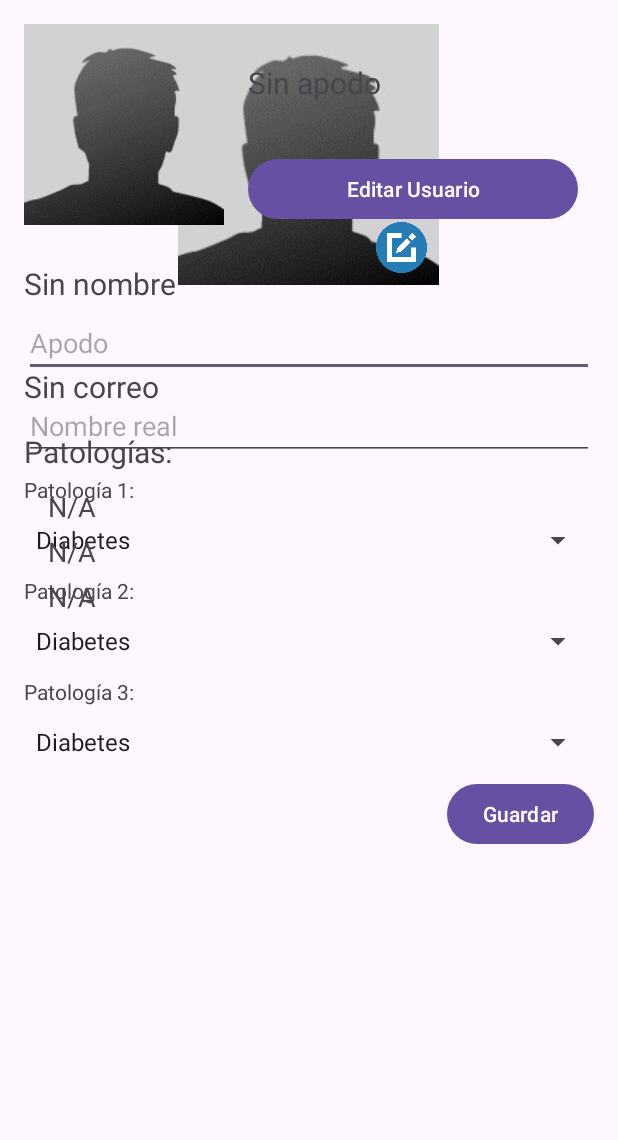
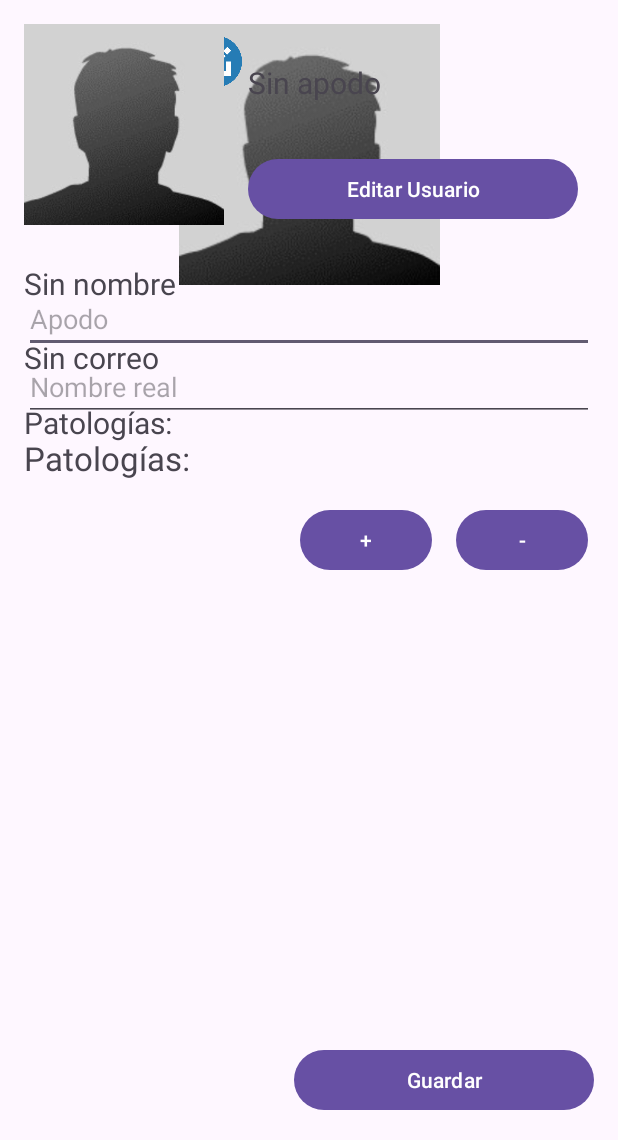
Before and after one commit to Pedro-C-M/MeetI-ill, an Android app: the fragment ProfileEditFragment placed in its activity, after a tap on "Perfil", on a phone screen of 412 x 824 dp, the part 96-1236 px from its top. Run offline under Robolectric (Android 15) with nearby library versions, the light colour scheme and no system bars; our stand-ins replace CircleImageView, Firebase (no records; nobody signed in at launch, a user with empty details on screens opened directly); pictures from the network do not load.

Commit message:
Ya funcionando las patologias y el usuario en sesion.

```diff
--- a/app/src/main/java/com/example/meet_ill/ProfileEditFragment.kt
+++ b/app/src/main/java/com/example/meet_ill/ProfileEditFragment.kt
@@ -13,8 +13,11 @@
 import android.widget.ArrayAdapter
 import android.widget.Button
 import android.widget.EditText
+import android.widget.LinearLayout
 import android.widget.Spinner
+import android.widget.TextView
 import android.widget.Toast
+import androidx.core.view.marginTop
 import androidx.navigation.fragment.findNavController
 import androidx.navigation.fragment.navArgs
 import com.example.meet_ill.databinding.FragmentEditProfileBinding
@@ -30,12 +33,15 @@
     private lateinit var imgProfile: ImageView
     private lateinit var etUsername: EditText
     private lateinit var etRealName: EditText
-    private lateinit var spnPatologia1: Spinner
-    private lateinit var spnPatologia2: Spinner
-    private lateinit var spnPatologia3: Spinner
     private lateinit var btnSave: Button
 
     private lateinit var selectedImageUri: Uri
+
+    private lateinit var btnAddSpinner: Button
+    private lateinit var btnRemoveSpinner: Button
+    private lateinit var spinnersContainer: LinearLayout
+    private val spinnerList = mutableListOf<Spinner>()
+
 
 
     override fun onCreateView(
@@ -49,23 +55,67 @@
         imgProfile = view.findViewById(R.id.imgProfile)
         etUsername = view.findViewById(R.id.etUsername)
         etRealName = view.findViewById(R.id.etRealName)
-        spnPatologia1 = view.findViewById(R.id.spnPatologia1)
-        spnPatologia2 = view.findViewById(R.id.spnPatologia2)
-        spnPatologia3 = view.findViewById(R.id.spnPatologia3)
         btnSave = view.findViewById(R.id.btnSave)
         imgProfile.setImageResource(R.drawable.default_profile_image)
+
+
+        spinnersContainer = view.findViewById(R.id.spinnersContainer)
+        btnAddSpinner = view.findViewById(R.id.btnAddSpinner)
+        btnRemoveSpinner = view.findViewById(R.id.btnRemoveSpinner)
+
+        btnAddSpinner.setOnClickListener {
+            if (spinnerList.size < 5) {
+                val newSpinner = createSpinner()
+                spinnerList.add(newSpinner)
+                spinnersContainer.addView(newSpinner)
+            }
+        }
+
+        btnRemoveSpinner.setOnClickListener {
+            if (spinnerList.size > 0) {
+                val lastSpinner = spinnerList.removeAt(spinnerList.size - 1)
+                spinnersContainer.removeView(lastSpinner)
+            }
+        }
 
         // Imagen de perfil (click para seleccionar)
         imgProfile.setOnClickListener {
             seleccionarImagen()
         }
 
-        // Rellenar spinners
-        rellenaPatologias()
-
         rellenaHints()
 
         return view
+    }
+
+    private fun createSpinner(): Spinner {
+        val patologias = listOf("Diabetes", "VIH", "Hipertensión", "Asma", "Artritis", "Epilepsia",
+            "Alzheimer", "Parkinson", "Esclerosis múltiple", "Cáncer", "Enfermedad cardíaca", "EPOC",
+            "Insuficiencia renal", "Fibromialgia", "Lupus", "Anemia", "Migraña", "Obesidad",
+            "Hipotiroidismo", "Alergias"
+        )
+        val spinner = Spinner(requireContext())
+        // Crear un ArrayAdapter con un TextView personalizado
+        val adapter = object : ArrayAdapter<String>(requireContext(), android.R.layout.simple_spinner_item, patologias) {
+            override fun getView(position: Int, convertView: android.view.View?, parent: android.view.ViewGroup): android.view.View {
+                val view = super.getView(position, convertView, parent)
+                val textView = view as TextView
+                textView.textSize = 19f // Establecer tamaño de texto a 16sp
+                textView.setPadding(20, 20, 20, 20)
+                return view
+            }
+
+            override fun getDropDownView(position: Int, convertView: android.view.View?, parent: android.view.ViewGroup): android.view.View {
+                val view = super.getDropDownView(position, convertView, parent)
+                val textView = view as TextView
+                textView.textSize = 25f // Establecer tamaño de texto a 16sp para el dropdown
+                return view
+            }
+        }
+
+        spinner.adapter = adapter
+
+        return spinner
     }
 
     private fun rellenaHints() {
@@ -123,24 +173,6 @@
         }
     }
 
-
-    private fun rellenaPatologias() {
-        val patologias = listOf("Diabetes", "VIH", "Hipertensión", "Asma", "Artritis", "Epilepsia",
-            "Alzheimer", "Parkinson", "Esclerosis múltiple", "Cáncer", "Enfermedad cardíaca", "EPOC",
-            "Insuficiencia renal", "Fibromialgia", "Lupus", "Anemia", "Migraña", "Obesidad",
-            "Hipotiroidismo", "Alergias"
-        )
-
-        // Configurar el ArrayAdapter
-        val adapter = ArrayAdapter(requireContext(), android.R.layout.simple_spinner_item, patologias)
-        adapter.setDropDownViewResource(android.R.layout.simple_spinner_dropdown_item)
-
-        // Asignar el adaptador al Spinner
-        spnPatologia1.adapter = adapter
-        spnPatologia2.adapter = adapter
-        spnPatologia3.adapter = adapter
-    }
-
     override fun onStart() {
         super.onStart()
 
@@ -167,20 +199,33 @@
                     updates["name"] = realName
                 }
 
-                val patologia1 = spnPatologia1.selectedItem.toString()
-                val patologia2 = spnPatologia2.selectedItem.toString()
-                val patologia3 = spnPatologia3.selectedItem.toString()
+                val patologiasSeleccionadas = mutableListOf<String>()
 
-                if (patologia1 != patologia2 && patologia1 != patologia3 && patologia2 != patologia3) {
-                    updates["patologia1"] = patologia1
-                    updates["patologia2"] = patologia2
-                    updates["patologia3"] = patologia3
+                for (spinner in spinnerList) {
+                    val selectedPatologia = spinner.selectedItem.toString()
+                    if (selectedPatologia.isNotEmpty()) {
+                        patologiasSeleccionadas.add(selectedPatologia)
+                    }
+                }
+
+                if (patologiasSeleccionadas.size == patologiasSeleccionadas.distinct().size) {
+                    for (i in 0 until 5) {
+                        if (i < patologiasSeleccionadas.size) {
+                            if (patologiasSeleccionadas[i].isNotEmpty()) {
+                                updates["patologia${i + 1}"] = patologiasSeleccionadas[i]
+                            } else {
+                                updates["patologia${i + 1}"] = ""
+                            }
+                        } else {
+                            updates["patologia${i + 1}"] = ""
+                        }
+                    }
                 } else {
                     Toast.makeText(requireContext(), "Las patologías no pueden repetirse", Toast.LENGTH_SHORT).show()
                     return@setOnClickListener
                 }
 
-                // Subir la imagen
+                // Subir la imagen. todo: lo quitamos por ahora
                 //uploadImage(userId)
 
                 // Si no hay nada que actualizar, no hacer nada
--- a/app/src/main/java/com/example/meet_ill/ProfileFragment.kt
+++ b/app/src/main/java/com/example/meet_ill/ProfileFragment.kt
@@ -9,6 +9,7 @@
 import android.view.ViewGroup
 import android.widget.TextView
 import android.widget.Button
+import android.widget.LinearLayout
 import android.widget.Toast
 import androidx.navigation.fragment.findNavController
 import androidx.navigation.fragment.navArgs
@@ -23,9 +24,6 @@
     private lateinit var tvUsername: TextView
     private lateinit var tvRealName: TextView
     private lateinit var tvCorreo: TextView
-    private lateinit var tvPatologia1: TextView
-    private lateinit var tvPatologia2: TextView
-    private lateinit var tvPatologia3: TextView
     private lateinit var btnEditUser: Button
 
     private val argumentos : ProfileFragmentArgs by navArgs()
@@ -42,9 +40,6 @@
         tvUsername = view.findViewById(R.id.tvUsername)
         tvRealName = view.findViewById(R.id.tvRealName)
         tvCorreo = view.findViewById(R.id.tvCorreo)
-        tvPatologia1 = view.findViewById(R.id.tvNombrePatologia1)
-        tvPatologia2 = view.findViewById(R.id.tvNombrePatologia2)
-        tvPatologia3 = view.findViewById(R.id.tvNombrePatologia3)
         btnEditUser = view.findViewById(R.id.btnEditUser)
 
 
@@ -59,10 +54,6 @@
         tvUsername.text=argumentos.usuario.nombreUsuario
         tvRealName.text=argumentos.usuario.nombreReal
         tvCorreo.text=argumentos.usuario.email
-        tvPatologia1.text=argumentos.usuario.patologia1
-        tvPatologia2.text=argumentos.usuario.patologia2
-        tvPatologia3.text=argumentos.usuario.patologia3
-
         imgProfile.setImageResource(R.drawable.default_profile_image)
     }
 
@@ -82,10 +73,27 @@
                         tvRealName.text = document.getString("name") ?: "Sin nombre"
                         tvCorreo.text = document.getString("email") ?: "Sin correo"
 
-                        // No hay campos específicos para patologías en tu estructura actual, se pueden dejar vacíos o manejar de otra forma
-                        tvPatologia1.text =  document.getString("patologia1") ?: "N/A"
-                        tvPatologia2.text =  document.getString("patologia2") ?: "N/A"
-                        tvPatologia3.text =  document.getString("patologia3") ?: "N/A"
+                        val patologias = listOf(
+                            document.getString("patologia1") ?: "",
+                            document.getString("patologia2") ?: "",
+                            document.getString("patologia3") ?: "",
+                            document.getString("patologia4") ?: "",
+                            document.getString("patologia5") ?: ""
+                        )
+
+                        val layoutPatologias = view?.findViewById<LinearLayout>(R.id.linearLayoutPatologias)
+                        layoutPatologias?.removeAllViews()
+
+                        for (patologia in patologias) {
+                            if (patologia.isNotEmpty()) {
+                                val textView = TextView(requireContext())
+                                textView.text = patologia
+                                textView.textSize = 18f // Establecer tamaño de texto
+                                textView.setPadding(0, 5, 0, 5) // Añadir algo de espacio entre patologías
+                                layoutPatologias?.addView(textView)
+                            }
+                        }
+
 
                         val imageUrl = ""
                         if (!imageUrl.isNullOrEmpty()) {
--- a/app/src/main/res/layout/fragment_edit_profile.xml
+++ b/app/src/main/res/layout/fragment_edit_profile.xml
@@ -1,18 +1,19 @@
 <?xml version="1.0" encoding="utf-8"?>
-<LinearLayout
-    xmlns:android="http://schemas.android.com/apk/res/android"
+<androidx.constraintlayout.widget.ConstraintLayout xmlns:android="http://schemas.android.com/apk/res/android"
     android:layout_width="match_parent"
     android:layout_height="match_parent"
-    android:orientation="vertical"
-    android:padding="16dp">
-
+    android:padding="16dp"
+    xmlns:app="http://schemas.android.com/apk/res-auto">
 
     <!-- Contenedor de la imagen de perfil y el icono de editar -->
     <FrameLayout
+        android:id="@+id/imgProfileContainer"
         android:layout_width="wrap_content"
         android:layout_height="wrap_content"
-        android:layout_gravity="center"
-        android:paddingBottom="16dp">
+        android:layout_marginBottom="16dp"
+        app:layout_constraintStart_toStartOf="parent"
+        app:layout_constraintEnd_toEndOf="parent"
+        app:layout_constraintTop_toTopOf="parent">
 
         <ImageView
             android:id="@+id/imgProfile"
@@ -24,63 +25,94 @@
             android:id="@+id/btnEditImage"
             android:layout_width="42dp"
             android:layout_height="42dp"
-            android:layout_gravity="bottom|end"
             android:layout_margin="4dp"
             android:background="?attr/selectableItemBackgroundBorderless"
             android:padding="4dp"
-            android:src="@drawable/ic_edit" />
+            android:src="@drawable/ic_edit"
+            app:layout_constraintBottom_toBottomOf="parent"
+            app:layout_constraintEnd_toEndOf="parent" />
     </FrameLayout>
 
-
+    <!-- Nombre de usuario -->
     <EditText
         android:id="@+id/etUsername"
+        android:layout_width="0dp"
+        android:layout_height="wrap_content"
+        android:layout_marginBottom="10dp"
+        android:hint="Nombre de usuario"
+        app:layout_constraintStart_toStartOf="parent"
+        app:layout_constraintEnd_toEndOf="parent"
+        app:layout_constraintTop_toBottomOf="@id/imgProfileContainer" />
+
+    <!-- Nombre completo -->
+    <EditText
+        android:id="@+id/etRealName"
+        android:layout_width="0dp"
+        android:layout_height="wrap_content"
+        android:layout_marginBottom="10dp"
+        android:hint="Nombre completo"
+        app:layout_constraintStart_toStartOf="parent"
+        app:layout_constraintEnd_toEndOf="parent"
+        app:layout_constraintTop_toBottomOf="@id/etUsername" />
+
+    <!-- Título "Patologías:" -->
+    <TextView
+        android:id="@+id/tvPatologias"
+        android:layout_width="0dp"
+        android:layout_height="wrap_content"
+        android:layout_marginTop="10dp"
+        android:layout_marginBottom="10dp"
+        android:textSize="22sp"
+        android:text="Patologías:"
+        app:layout_constraintStart_toStartOf="parent"
+        app:layout_constraintEnd_toEndOf="parent"
+        app:layout_constraintTop_toBottomOf="@id/etRealName" />
+
+    <!-- Contenedor para los Spinners -->
+    <LinearLayout
+        android:id="@+id/spinnersContainer"
         android:layout_width="match_parent"
         android:layout_height="wrap_content"
-        android:layout_marginBottom="10dp"
-        android:hint="Nombre de usuario" />
+        android:orientation="vertical"
+        android:layout_marginBottom="16dp"
+        android:paddingTop="8dp"
+        android:paddingBottom="8dp"
+        app:layout_constraintStart_toStartOf="parent"
+        app:layout_constraintEnd_toEndOf="parent"
+        app:layout_constraintTop_toBottomOf="@id/tvPatologias" />
 
-    <EditText
-        android:id="@+id/etRealName"
+    <!-- Botones para agregar o eliminar Spinners -->
+    <LinearLayout
         android:layout_width="match_parent"
         android:layout_height="wrap_content"
-        android:layout_marginBottom="10dp"
-        android:hint="Nombre completo" />
+        android:orientation="horizontal"
+        android:gravity="center"
+        app:layout_constraintStart_toStartOf="parent"
+        app:layout_constraintEnd_toEndOf="parent"
+        app:layout_constraintTop_toBottomOf="@id/spinnersContainer">
 
-    <TextView
-        android:layout_width="match_parent"
-        android:layout_height="wrap_content"
-        android:text="Patología 1:" />
+        <Button
+            android:id="@+id/btnAddSpinner"
+            android:layout_width="wrap_content"
+            android:layout_height="wrap_content"
+            android:layout_marginLeft="180dp"
+            android:text="+" />
 
-    <Spinner
-        android:id="@+id/spnPatologia1"
-        android:layout_width="match_parent"
-        android:layout_height="48dp" />
+        <Button
+            android:id="@+id/btnRemoveSpinner"
+            android:layout_width="wrap_content"
+            android:layout_height="wrap_content"
+            android:text="-"
+            android:layout_marginStart="16dp" />
+    </LinearLayout>
 
-    <TextView
-        android:layout_width="match_parent"
-        android:layout_height="wrap_content"
-        android:text="Patología 2:" />
-
-    <Spinner
-        android:id="@+id/spnPatologia2"
-        android:layout_width="match_parent"
-        android:layout_height="48dp" />
-
-    <TextView
-        android:layout_width="match_parent"
-        android:layout_height="wrap_content"
-        android:text="Patología 3:" />
-
-    <Spinner
-        android:id="@+id/spnPatologia3"
-        android:layout_width="match_parent"
-        android:layout_height="48dp" />
-
+    <!-- Botón Guardar fijo en la parte inferior -->
     <Button
         android:id="@+id/btnSave"
-        android:layout_width="wrap_content"
+        android:layout_width="200dp"
         android:layout_height="wrap_content"
         android:text="Guardar"
-        android:layout_gravity="end" />
+        app:layout_constraintEnd_toEndOf="parent"
+        app:layout_constraintBottom_toBottomOf="parent" />
 
-</LinearLayout>
+</androidx.constraintlayout.widget.ConstraintLayout>
--- a/app/src/main/res/layout/fragment_profile_menu.xml
+++ b/app/src/main/res/layout/fragment_profile_menu.xml
@@ -1,4 +1,3 @@
-<?xml version="1.0" encoding="utf-8"?>
 <LinearLayout xmlns:android="http://schemas.android.com/apk/res/android"
     android:layout_width="match_parent"
     android:layout_height="match_parent"
@@ -28,7 +27,6 @@
             android:gravity="center_vertical">
 
             <!-- Nombre de usuario -->
-
             <TextView
                 android:id="@+id/tvUsername"
                 android:layout_width="wrap_content"
@@ -36,8 +34,7 @@
                 android:text="Username: @usuario"
                 android:textSize="20sp"
                 android:layout_marginTop="25dp"
-                android:layout_marginBottom="8dp"/>
-
+                android:layout_marginBottom="8dp" />
 
             <Button
                 android:id="@+id/btnEditUser"
@@ -45,16 +42,11 @@
                 android:layout_height="wrap_content"
                 android:layout_marginTop="25dp"
                 android:text="Editar Usuario" />
-
-            <!-- Botón de editar usuario -->
         </LinearLayout>
 
     </LinearLayout>
 
     <!-- Nombre real -->
-
-    <!-- Texto Patología y Checkboxes -->
-
     <TextView
         android:id="@+id/tvRealName"
         android:layout_width="match_parent"
@@ -68,7 +60,7 @@
         android:id="@+id/tvCorreo"
         android:layout_width="match_parent"
         android:layout_height="wrap_content"
-        android:layout_marginTop="25dp"
+        android:layout_marginTop="6dp"
         android:layout_marginBottom="16dp"
         android:text="Email: correo@email.com"
         android:textSize="20sp" />
@@ -78,39 +70,18 @@
         android:layout_width="match_parent"
         android:layout_height="wrap_content"
         android:text="Patologías:"
-        android:textSize="20sp"/>
+        android:textSize="20sp" />
 
-    <!-- Spinner para patologías, podremos seleccionar hasta 3 -->
+    <!-- Contenedor dinámico para patologías -->
     <LinearLayout
+        android:id="@+id/linearLayoutPatologias"
         android:layout_width="match_parent"
         android:layout_height="wrap_content"
         android:orientation="vertical"
         android:layout_marginTop="5dp"
         android:paddingStart="16dp">
 
-        <TextView
-            android:id="@+id/tvNombrePatologia1"
-            android:layout_width="match_parent"
-            android:layout_height="wrap_content"
-            android:text="Patologías 1..."
-            android:layout_marginTop="5dp"
-            android:textSize="18sp"/>
+        <!-- Las patologías se añadirán dinámicamente aquí -->
+    </LinearLayout>
 
-        <TextView
-            android:id="@+id/tvNombrePatologia2"
-            android:layout_width="match_parent"
-            android:layout_height="wrap_content"
-            android:layout_marginTop="5dp"
-            android:text="Patologías 1..."
-            android:textSize="18sp"/>
-
-        <TextView
-            android:id="@+id/tvNombrePatologia3"
-            android:layout_width="match_parent"
-            android:layout_height="wrap_content"
-            android:layout_marginTop="5dp"
-            android:text="Patologías 1..."
-            android:textSize="18sp"/>
-
-    </LinearLayout>
 </LinearLayout>
```
